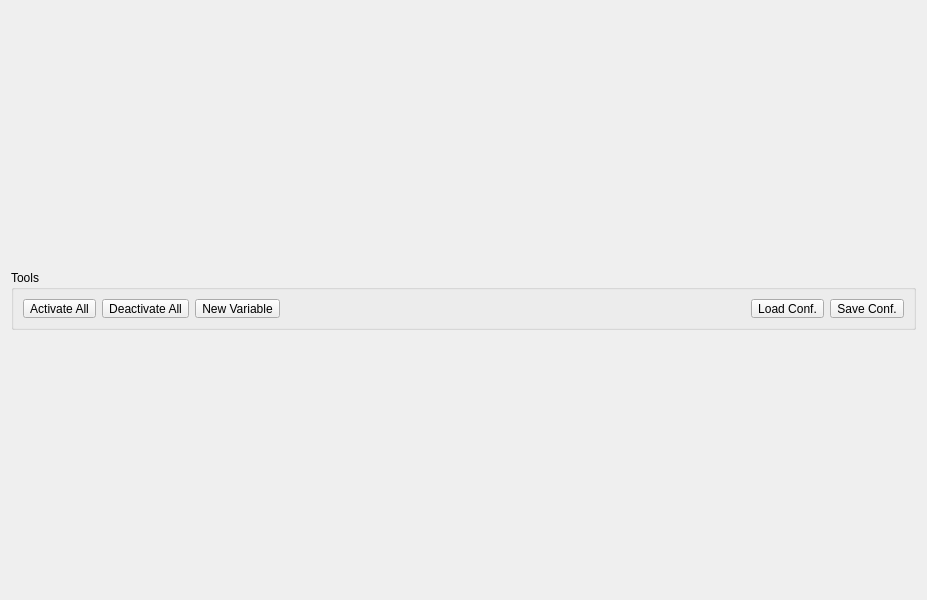
The window that NetworkViewer/ModuleConfigurationView.ui (glocklueng/openecosys) describes before a commit, drawn with Qt 5.
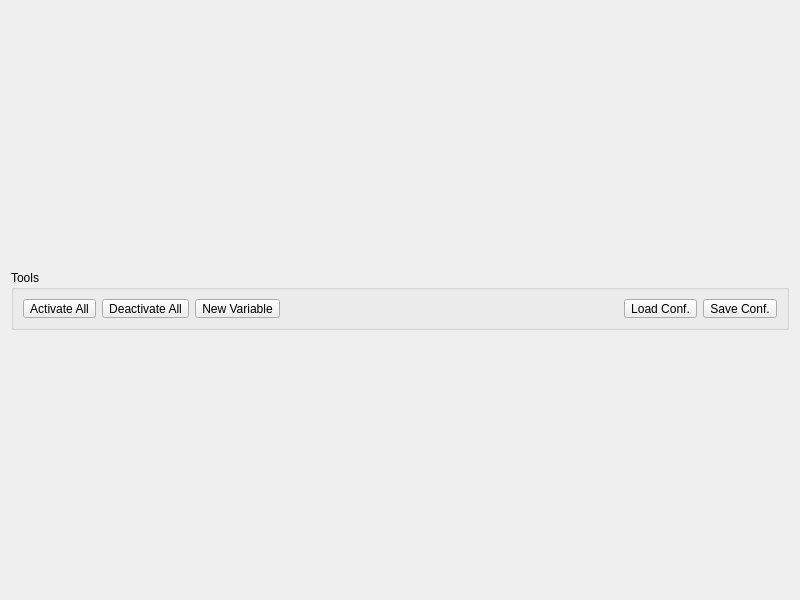
The same window after the commit.

Commit message: Fully working ConfigurationView with QAbstractItemMmodel

```diff
--- a/NetworkViewer/ModuleConfigurationView.ui
+++ b/NetworkViewer/ModuleConfigurationView.ui
@@ -6,7 +6,7 @@
    <rect>
     <x>0</x>
     <y>0</y>
-    <width>927</width>
+    <width>800</width>
     <height>600</height>
    </rect>
   </property>
@@ -18,8 +18,8 @@
   </property>
   <property name="minimumSize">
    <size>
-    <width>320</width>
-    <height>240</height>
+    <width>640</width>
+    <height>480</height>
    </size>
   </property>
   <property name="maximumSize">
```
The commit also changes 6 other files.
